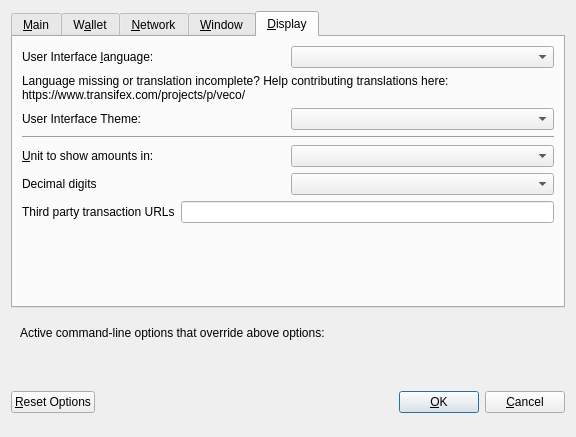
Before: the Qt Designer form src/qt/forms/optionsdialog.ui in vecopay/veco, drawn with Qt 5.
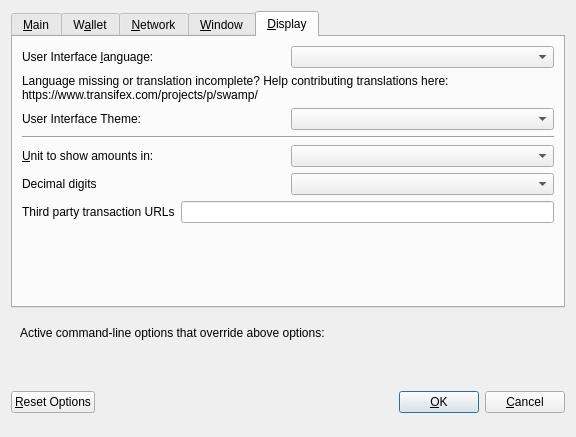
After: the same form once the commit is applied. The open tabs and pages were chosen to show the change. Custom widgets are drawn as their Qt base class.

The edit to the form file:
```diff
--- a/src/qt/forms/optionsdialog.ui
+++ b/src/qt/forms/optionsdialog.ui
@@ -703,7 +703,7 @@
          </property>
          <property name="text">
           <string>Language missing or translation incomplete? Help contributing translations here:
-https://www.transifex.com/projects/p/veco/</string>
+https://www.transifex.com/projects/p/swamp/</string>
          </property>
          <property name="wordWrap">
           <bool>true</bool>
```
